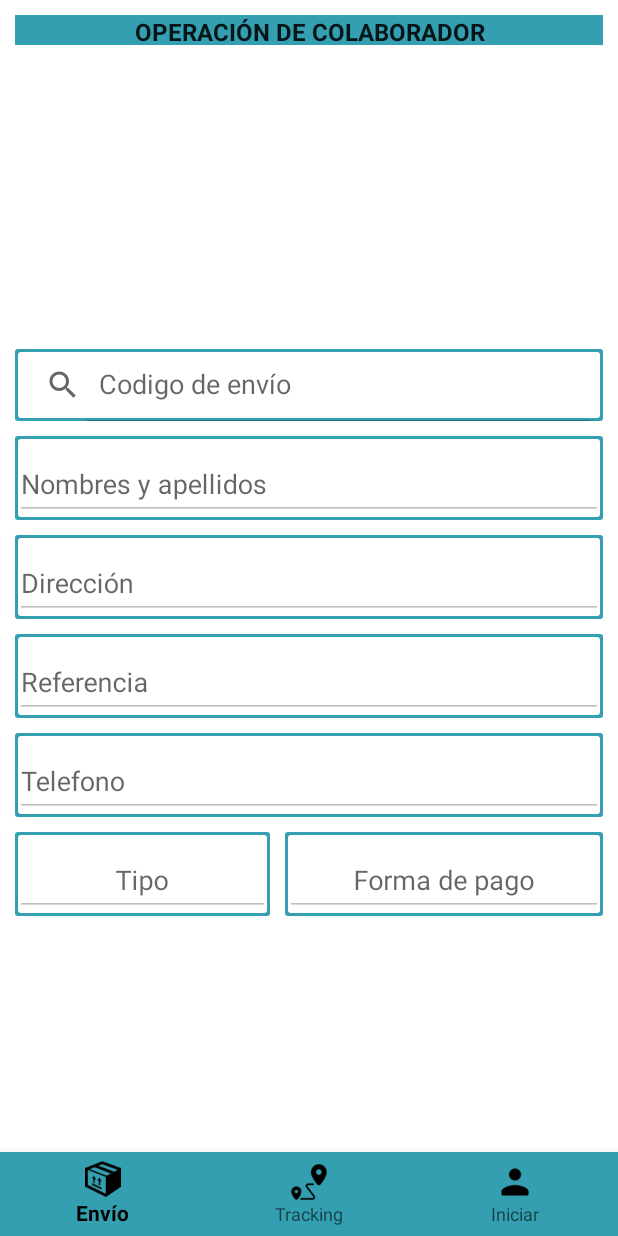
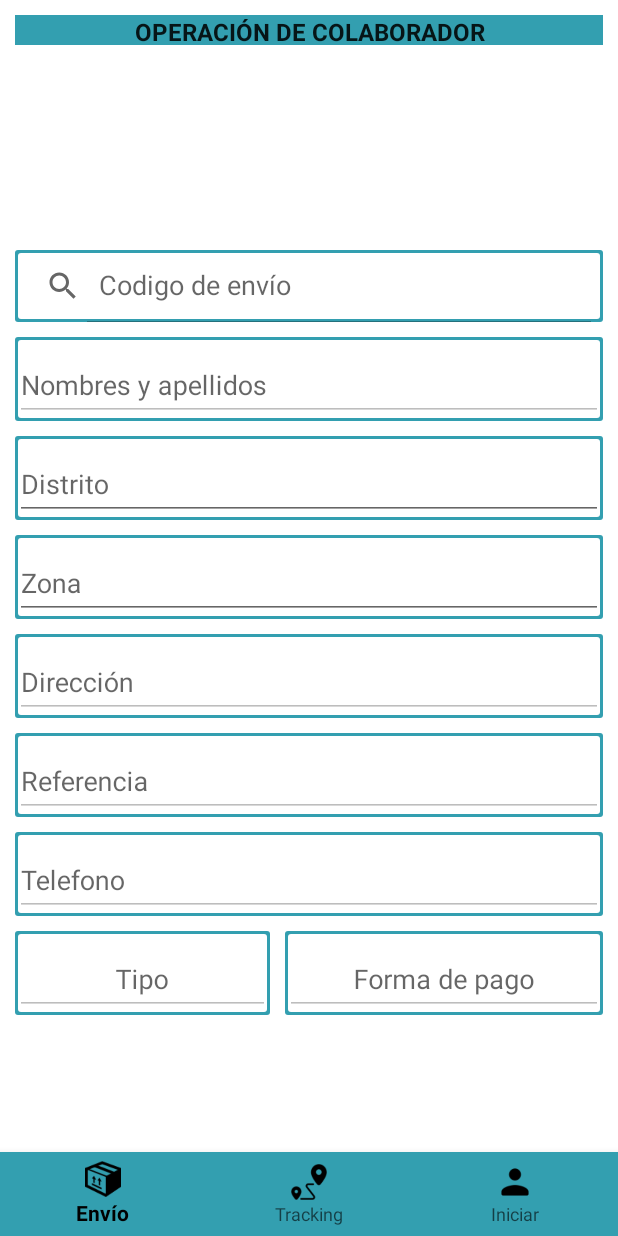
Before and after one commit to Yonathan-Dev2/MyApplication, an Android app: the fragment Fragment_oper_cola placed in its activity, on a phone screen of 412 x 824 dp. Run offline under Robolectric (Android 15) with nearby library versions, the light colour scheme and no system bars; our stand-ins replace Volley; network calls fail.

Commit message:
Se culmino en agregar el distrito y zona en todo los modulos

```diff
--- a/app/src/main/java/com/express/tsuexpress/Fragmentos/Fragment_asig_reco.java
+++ b/app/src/main/java/com/express/tsuexpress/Fragmentos/Fragment_asig_reco.java
@@ -186,9 +186,15 @@ public class Fragment_asig_reco extends Fragment {
                             String dire_clie = jsonObject.getString("dire_clie");
                             String tipo_envi = jsonObject.getString("tipo_envi");
 
+                            String dist_clie = jsonObject.getString("dist_clie");
+                            String zona_clie = jsonObject.getString("zona_clie");
+
                             edt_nomb_clie.setText(nomb_clie);
                             edt_dire_clie.setText(dire_clie);
                             edt_tipo_envi.setText(tipo_envi);
+                            edt_dist_clie.setText(dist_clie);
+                            edt_zona_clie.setText(zona_clie);
+
                             pdp.dismiss();
 
 
--- a/app/src/main/res/layout/fragment_oper_cola.xml
+++ b/app/src/main/res/layout/fragment_oper_cola.xml
@@ -25,9 +25,13 @@
         android:textSize="16sp"
         android:textStyle="bold" />
 
+    <ScrollView
+        android:layout_width="match_parent"
+        android:layout_height="match_parent">
+
         <LinearLayout
             android:layout_width="match_parent"
-        android:layout_height="match_parent"
+            android:layout_height="wrap_content"
             android:layout_gravity="center"
             android:layout_marginBottom="10dp"
             android:layout_marginLeft="10dp"
@@ -59,6 +63,34 @@
                     android:layout_width="match_parent"
                     android:layout_height="wrap_content"
                     android:hint="Nombres y apellidos"
+                    android:textColor="@android:color/background_dark" />
+            </android.support.design.widget.TextInputLayout>
+
+            <android.support.design.widget.TextInputLayout
+                android:layout_width="match_parent"
+                android:layout_height="wrap_content"
+                android:layout_marginBottom="10dp"
+                android:background="@drawable/borde_edit">
+
+                <EditText
+                    android:id="@+id/edt_dist"
+                    android:layout_width="match_parent"
+                    android:layout_height="wrap_content"
+                    android:hint="Distrito"
+                    android:textColor="@android:color/background_dark" />
+            </android.support.design.widget.TextInputLayout>
+
+            <android.support.design.widget.TextInputLayout
+                android:layout_width="match_parent"
+                android:layout_height="wrap_content"
+                android:layout_marginBottom="10dp"
+                android:background="@drawable/borde_edit">
+
+                <EditText
+                    android:id="@+id/edt_zona"
+                    android:layout_width="match_parent"
+                    android:layout_height="wrap_content"
+                    android:hint="Zona"
                     android:textColor="@android:color/background_dark" />
             </android.support.design.widget.TextInputLayout>
 
@@ -175,5 +207,6 @@
                 android:textStyle="bold" />
 
         </LinearLayout>
+    </ScrollView>
 
 </LinearLayout>
```
Also changed, not shown: app/src/main/java/com/express/tsuexpress/Fragmentos/Fragmen_asig_entr.java (+6 -1 lines), app/src/main/java/com/express/tsuexpress/Fragmentos/Fragment_oper_cola.java (+17 -3 lines). Lines whose indentation alone changed are shown as unchanged.
